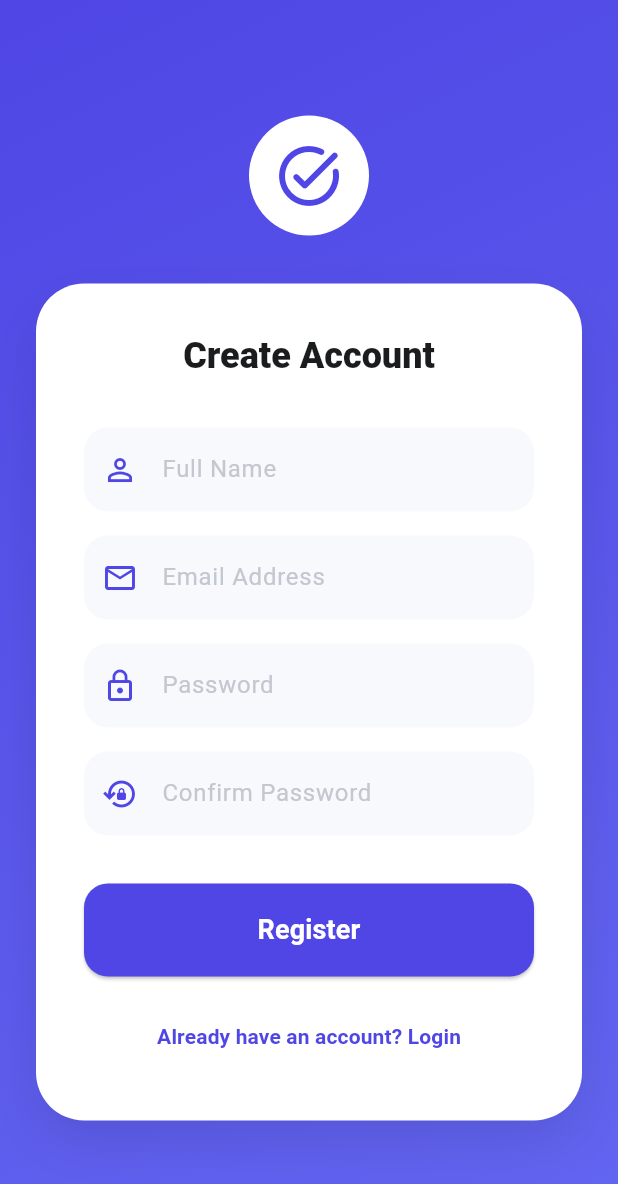
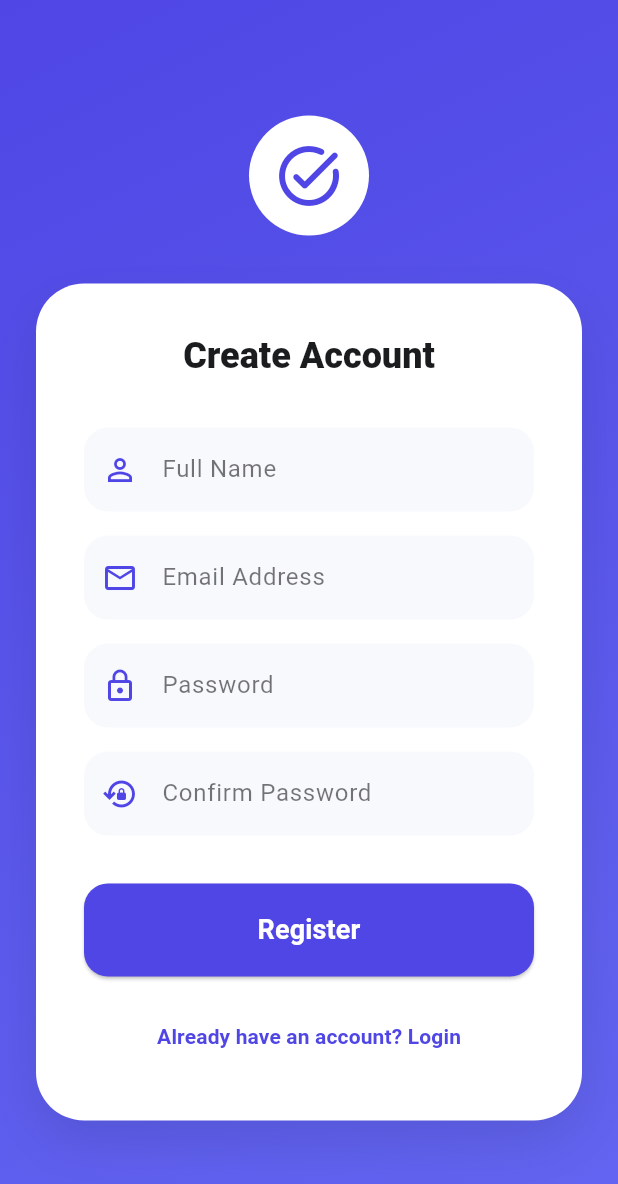
Before and after one commit to bhojanevaibhav00-create/task_mvp, a Flutter app: the RegisterScreen screen opened by its route, on a phone screen of 412 x 824 dp. Shown: the top 1184 px of the screen. Run offline on Flutter 3.47's test engine with Material 3 defaults, Android fonts, the phone set to English and light mode, and no system bars; our stand-ins replace cloud_firestore, drift, drift_flutter, firebase_auth, firebase_core, firebase_messaging and 7 more; accounts and stored records are empty; generated files the repository leaves out were written again.

Commit message:
02-03-26 registration theme regression fix

```diff
--- a/lib/features/auth/presentation/register_screen.dart
+++ b/lib/features/auth/presentation/register_screen.dart
@@ -64,11 +64,8 @@ class _RegisterScreenState extends ConsumerState<RegisterScreen> {
 
     try {
       // 🔹 Step 1: Create user in Firebase Auth
-      final userCredential =
-          await FirebaseAuth.instance.createUserWithEmailAndPassword(
-        email: email,
-        password: password,
-      );
+      final userCredential = await FirebaseAuth.instance
+          .createUserWithEmailAndPassword(email: email, password: password);
 
       final user = userCredential.user;
 
@@ -80,10 +77,7 @@ class _RegisterScreenState extends ConsumerState<RegisterScreen> {
       }
 
       // 🔹 Step 2: Save profile to Firestore
-      await FirebaseFirestore.instance
-          .collection("users")
-          .doc(user.uid)
-          .set({
+      await FirebaseFirestore.instance.collection("users").doc(user.uid).set({
         "uid": user.uid,
         "name": name,
         "email": email,
@@ -96,7 +90,6 @@ class _RegisterScreenState extends ConsumerState<RegisterScreen> {
 
       // 🔹 Step 3: Navigate
       context.go(AppRoutes.dashboard);
-
     } on FirebaseAuthException catch (e) {
       String message;
 
@@ -115,13 +108,10 @@ class _RegisterScreenState extends ConsumerState<RegisterScreen> {
       }
 
       _showSnackBar(message);
-
     } on FirebaseException catch (e) {
       _showSnackBar("Database error: ${e.code}");
-
     } catch (e) {
       _showSnackBar("Unexpected error occurred.");
-
     } finally {
       if (mounted) setState(() => _isLoading = false);
     }
@@ -168,9 +158,7 @@ class _RegisterScreenState extends ConsumerState<RegisterScreen> {
 
     return Scaffold(
       body: Container(
-        decoration: const BoxDecoration(
-          gradient: AppColors.primaryGradient,
-        ),
+        decoration: const BoxDecoration(gradient: AppColors.primaryGradient),
         child: Center(
           child: SingleChildScrollView(
             padding: const EdgeInsets.all(24),
@@ -284,8 +272,10 @@ class _RegisterScreenState extends ConsumerState<RegisterScreen> {
     return TextFormField(
       controller: controller,
       obscureText: isObscure,
+      style: const TextStyle(color: Color(0xFF1A1C1E)),
       decoration: InputDecoration(
         labelText: label,
+        labelStyle: const TextStyle(color: Colors.black54),
         prefixIcon: Icon(icon, color: AppColors.primary),
         filled: true,
         fillColor: const Color(0xFFF8F9FD),
@@ -303,9 +293,7 @@ class _RegisterScreenState extends ConsumerState<RegisterScreen> {
       style: ElevatedButton.styleFrom(
         backgroundColor: AppColors.primary,
         padding: const EdgeInsets.symmetric(vertical: 18),
-        shape: RoundedRectangleBorder(
-          borderRadius: BorderRadius.circular(16),
-        ),
+        shape: RoundedRectangleBorder(borderRadius: BorderRadius.circular(16)),
       ),
       child: _isLoading
           ? const CircularProgressIndicator(color: Colors.white)
```
